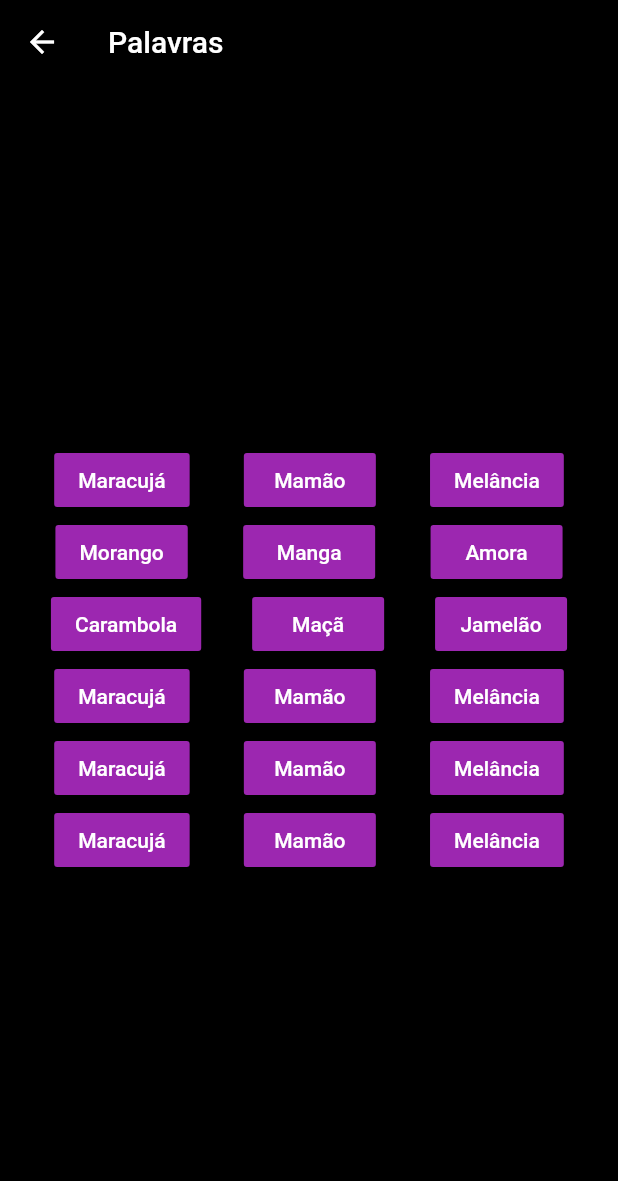
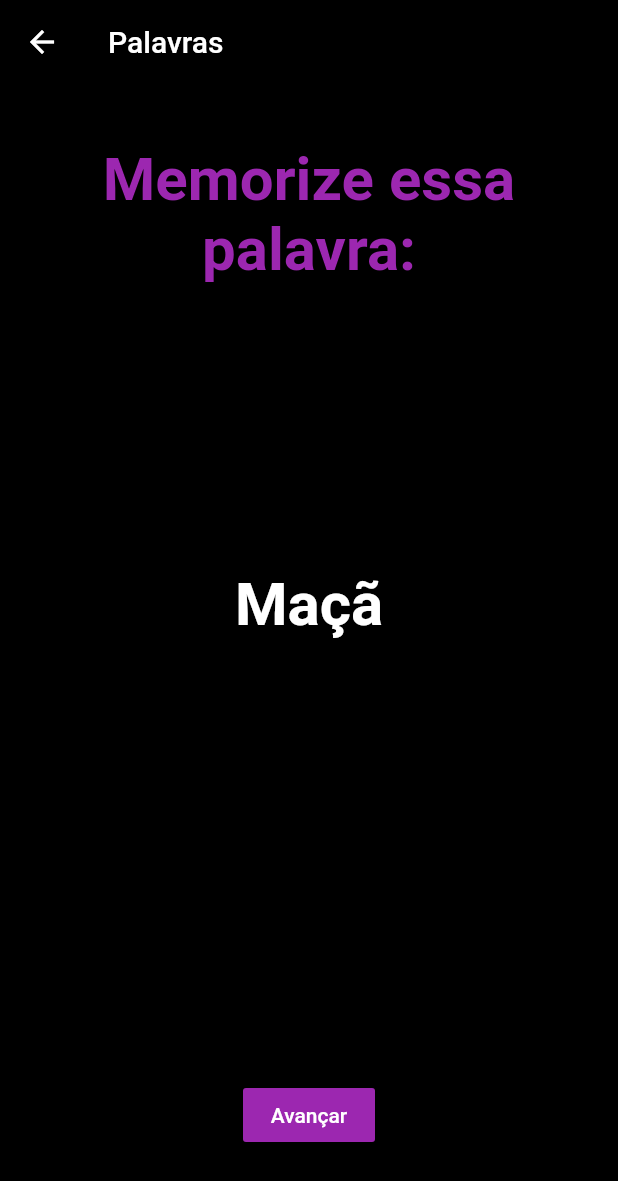
Before and after one commit to MouraRaquel/memory_extreme_app, a Flutter app: the Palavras screen opened directly, on a phone screen of 412 x 824 dp. Shown: the top 1181 px of the screen. Run offline on Flutter 3.47's test engine with Material 2 defaults, Android fonts, the phone set to English and light mode, and no system bars.

Commit message:
altera jogo das palavras tela inicial

```diff
--- a/lib/pages/jogo_palavras.dart
+++ b/lib/pages/jogo_palavras.dart
@@ -1,4 +1,6 @@
 import 'package:flutter/material.dart';
+
+import 'categorias_de_palavras.dart';
 
 class Palavras extends StatelessWidget {
   @override
@@ -8,93 +10,57 @@ class Palavras extends StatelessWidget {
         title: Text("Palavras"),
       ),
       body: _body(context),
-
     );
   }
 
   _body(context) {
     Size size = MediaQuery.of(context).size;
+
     return Container(
-      height: size.height,
+      padding: EdgeInsets.only(top: 40),
+      width: size.width,
       color: Colors.black,
       child: Column(
-        mainAxisAlignment: MainAxisAlignment.center,
+        mainAxisAlignment: MainAxisAlignment.start,
         children: <Widget>[
-          Row(
-            mainAxisAlignment: MainAxisAlignment.spaceEvenly,
-            children: <Widget>[
-              _button(context, "Maracujá", _onClickMaracuja),
-              _button(context, "Mamão", _onClickMamao),
-              _button(context, "Melância", _onClickMelancia)
-            ],
-          ),
-          Row(
-            mainAxisAlignment: MainAxisAlignment.spaceEvenly,
-            children: <Widget>[
-              _button(context, "Morango", _onClickMorango),
-              _button(context, "Manga", _onClickManga),
-              _button(context, "Amora", _onClixckAmora)
-            ],
-          ),
-          Row(
-            mainAxisAlignment: MainAxisAlignment.spaceEvenly,
-            children: <Widget>[
-              _button(context, "Carambola", _onClickCarambola),
-              _button(context, "Maçã", _onClickMaca),
-              _button(context, "Jamelão", _onClickJamelao)
-            ],
-          ),
-          Row(
-            mainAxisAlignment: MainAxisAlignment.spaceEvenly,
-            children: <Widget>[
-              _button(context, "Maracujá", _onClickMaracuja),
-              _button(context, "Mamão", _onClickMamao),
-              _button(context, "Melância", _onClickMelancia)
-            ],
-          ),
-          Row(
-            mainAxisAlignment: MainAxisAlignment.spaceEvenly,
-            children: <Widget>[
-              _button(context, "Maracujá", _onClickMaracuja),
-              _button(context, "Mamão", _onClickMamao),
-              _button(context, "Melância", _onClickMelancia)
-            ],
-          ),
-          Row(
-            mainAxisAlignment: MainAxisAlignment.spaceEvenly,
-            children: <Widget>[
-              _button(context, "Maracujá", _onClickMaracuja),
-              _button(context, "Mamão", _onClickMamao),
-              _button(context, "Melância", _onClickMelancia)
-            ],
-          ),
+        Expanded(flex: 5, child: Text("Memorize essa palavra: ",
+              textAlign: TextAlign.center,
+              style: TextStyle(
+                fontSize: 40,
+                color: Colors.purple,
+                fontWeight: FontWeight.bold,
+              ))),
+          Expanded(flex: 6, child: Text(Categoria().frutas[0], style: TextStyle(
+              fontSize: 40,
+              color: Colors.white,
+              fontWeight: FontWeight.bold)), ),
+          Expanded(flex: 0, child: _button(context, "Avançar")),
+        Expanded(flex: 1, child: Text(" ", style: TextStyle(color: Colors.white))),
         ],
       ),
     );
   }
 
+  _button(context, String text) {
+    return RaisedButton(
+        color: Colors.purple,
+        child: Text(text, style: TextStyle(color: Colors.white)),
+        onPressed: () {
+          _onClickAvancar(context);
+        }
+    );
+  }
+
+  _onClickAvancar(context) {
+    Navigator.push(context, MaterialPageRoute(builder: (BuildContext context) {
+      return Categoria();
+    }));
+  }
+  /*
   _button(context, String text, Function onPressed) {
     return RaisedButton(
         color: Colors.purple,
         child: Text(text, style: TextStyle(color: Colors.white)),
         onPressed: onPressed);
-  }
-
-  _onClickMaracuja() {}
-
-  _onClickMamao() {}
-
-  _onClickMelancia() {}
-
-  _onClickMorango() {}
-
-  _onClickManga() {}
-
-  _onClixckAmora() {}
-
-  _onClickCarambola() {}
-
-  _onClickMaca() {}
-
-  _onClickJamelao() {}
+  }*/
 }
--- a/lib/pages/opcoes.dart
+++ b/lib/pages/opcoes.dart
@@ -34,7 +34,7 @@ class opcoes extends StatelessWidget {
                   fontWeight: FontWeight.bold,
 
               ))),
-          Expanded(flex: 0, child: _button(context, "   Ir para o Jogo   ", () => _onClickNavigator(context, Sorteio()))),
+          Expanded(flex: 0, child: _button(context, "   Ir para o Jogo   ", () => _onClickNavigator(context, Palavras()))),
           Expanded(flex: 0, child: _button(context, "Ir para Instruções", () => _onClickNavigator(context, Figuras()))),
           Expanded(flex: 3, child: Text(
               " ",
```
Also changed, not shown: lib/pages/categorias_de_palavras.dart (+48 -15 lines).
